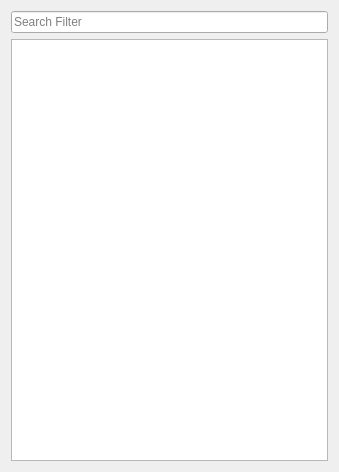
Qt form ChkForge/itemtree.ui (heinermann/ChkForge) before a commit.
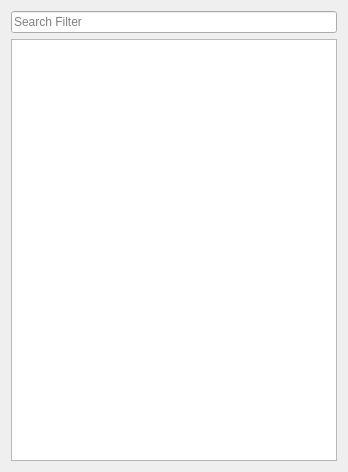
The same form after that commit.

What changed in the file:
```diff
--- a/ChkForge/itemtree.ui
+++ b/ChkForge/itemtree.ui
@@ -6,7 +6,7 @@
    <rect>
     <x>0</x>
     <y>0</y>
-    <width>339</width>
+    <width>348</width>
     <height>472</height>
    </rect>
   </property>
```
